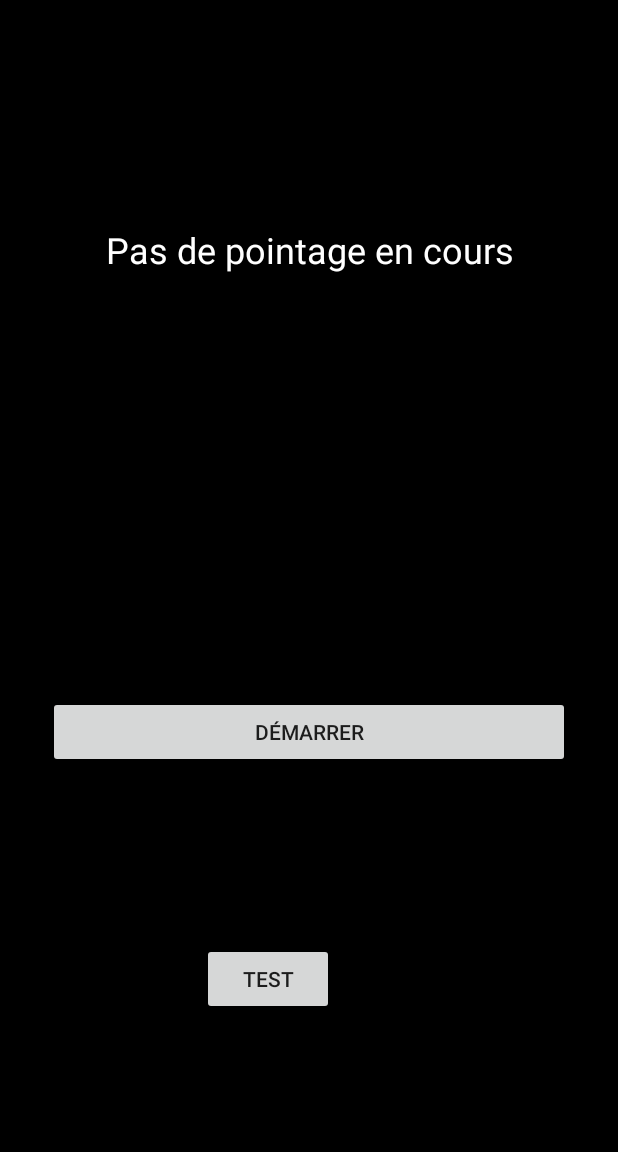
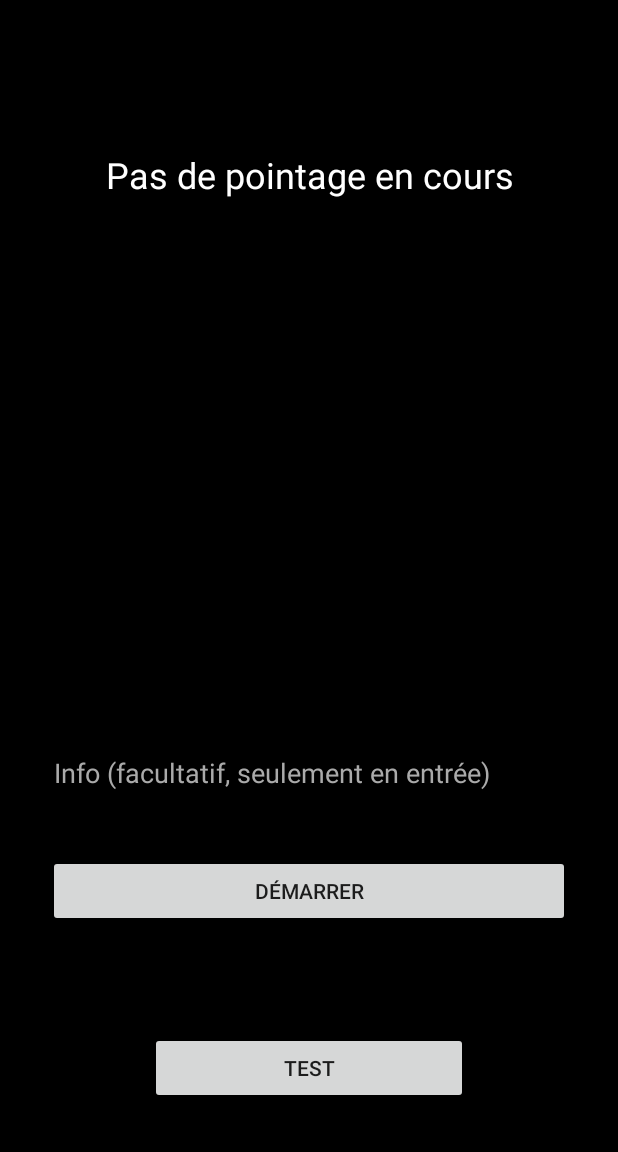
Before and after one commit to bmax152/Pointeuse, an Android app: the screen it shows after launch (MainActivity), after a tap on "DÉMARRER", on a phone screen of 412 x 824 dp, the part 84-1236 px from its top. Run offline under Robolectric (Android 15) with nearby library versions, the phone set to English and light mode, and no system bars; libraries missing offline, so code that uses them is left out: com.j256.ormlite; 3 statements that could not run were skipped.

Commit message:
Ajout champ Info

```diff
--- a/app/src/main/java/mb/solo/pointeuse/MainActivity.java
+++ b/app/src/main/java/mb/solo/pointeuse/MainActivity.java
@@ -5,6 +5,7 @@ import androidx.appcompat.app.AppCompatActivity;
 import android.os.Bundle;
 import android.util.Log;
 import android.widget.Button;
+import android.widget.EditText;
 import android.widget.TextView;
 
 import java.text.ParseException;
@@ -34,9 +35,10 @@ public class MainActivity extends BaseActivity {
             createPoint();
         });
 
+        //Pour les tests
         Button b = findViewById(R.id.btn);
         b.setOnClickListener(v ->{
-            try {
+            /*try {
                 Date date1 = myFormat.parse("02/06/2020 08:30");
                 Date date2 = myFormat.parse("04/06/2020 08:30");
                 String test = Point.formatDiff(date1, date2);
@@ -44,7 +46,8 @@ public class MainActivity extends BaseActivity {
 
             } catch (ParseException e) {
                 e.printStackTrace();
-            }
+            }*/
+            Log.i(TAG, dao.list().toString() );
 
         });
     }
@@ -54,9 +57,12 @@ public class MainActivity extends BaseActivity {
         TextView tvLast = findViewById(R.id.tvLast);
         TextView tvPoint = findViewById(R.id.tvPoint);
         Button btnPoint = findViewById(R.id.btnPoint);
+        EditText info = findViewById(R.id.edtInfo);
         if(item != null){
             tvLast.setText(R.string.tvLast_en_cour);
-            //tvPoint.setText(item.getDateEntre());
+            String date = myFormat.format(item.getDateEntre());
+            tvPoint.setText(date);
+            info.setEnabled(false);
             btnPoint.setText(R.string.btn_end_point);
         }else{
             tvLast.setText(R.string.tvLast_default);
@@ -67,27 +73,20 @@ public class MainActivity extends BaseActivity {
 
     private void createPoint(){
 
-       /* Date dateNow = Calendar.getInstance().getTime();
-        String date = myFormat.format(dateNow);
+        Date dateNow = Calendar.getInstance().getTime();
+        EditText info = findViewById(R.id.edtInfo);
         if(item == null){
-            Point point = new Point(date, "");
+            Point point = new Point(dateNow, info.getText().toString());
+            info.setText("");
+            info.setEnabled(false);
             Log.i(TAG, point.toString());
             dao.create(point);
         }else{
-            item.setDateSortie(date);
+            item.setDateSortie(dateNow);
+            info.setEnabled(true);
             Log.i(TAG, item.toString());
-
-            try {
-                Date date1 = myFormat.parse(item.getDateEntre());
-                Date date2 = myFormat.parse(item.getDateSortie());
-                long diffHour = ((date2.getTime() - date1.getTime())/(1000*60))/60;
-
-            } catch (ParseException e) {
-                e.printStackTrace();
-            }
-            //
             dao.update(item);
         }
-        showLast();*/
+        showLast();
     }
 }
--- a/app/src/main/java/mb/solo/pointeuse/model/Point.java
+++ b/app/src/main/java/mb/solo/pointeuse/model/Point.java
@@ -42,6 +42,7 @@ public class Point {
 
     public void setDateEntre(Date dateEntre) {
         this.dateEntre = dateEntre;
+        this.setTempsTravail();
     }
 
     public Date getDateSortie() {
@@ -50,14 +51,17 @@ public class Point {
 
     public void setDateSortie(Date dateSortie) {
         this.dateSortie = dateSortie;
+        this.setTempsTravail();
     }
 
     public long getTempsTravail() {
         return tempsTravail;
     }
 
-    public void setTempsTravail(long tempsTravail) {
-        this.tempsTravail = tempsTravail;
+    public void setTempsTravail() {
+        if(dateSortie.getTime() != 0 && dateEntre.getTime() != 0) { //Permet de rafraichir le tempTravail à chaque fois que l'on set un temps!
+            this.tempsTravail = this.dateSortie.getTime() - this.dateEntre.getTime();
+        }
     }
 
     public String getInfo() {
--- a/app/src/main/res/layout/activity_main.xml
+++ b/app/src/main/res/layout/activity_main.xml
@@ -13,7 +13,7 @@
         android:layout_height="wrap_content"
         android:layout_marginStart="32dp"
         android:layout_marginEnd="32dp"
-        android:layout_marginBottom="256dp"
+        android:layout_marginBottom="150dp"
         android:text="@string/btn_add_point"
         app:layout_constraintBottom_toBottomOf="parent"
         app:layout_constraintEnd_toEndOf="parent"
@@ -25,7 +25,7 @@
         android:layout_width="0dp"
         android:layout_height="wrap_content"
         android:layout_marginStart="32dp"
-        android:layout_marginTop="150dp"
+        android:layout_marginTop="100dp"
         android:layout_marginEnd="32dp"
         android:gravity="center"
         android:text="@string/tvLast_default"
@@ -51,13 +51,30 @@
 
     <Button
         android:id="@+id/btn"
-        android:layout_width="wrap_content"
+        android:layout_width="0dp"
         android:layout_height="wrap_content"
-        android:layout_marginStart="134dp"
-        android:layout_marginEnd="189dp"
-        android:layout_marginBottom="91dp"
+        android:layout_marginStart="100dp"
+        android:layout_marginEnd="100dp"
+        android:layout_marginBottom="32dp"
         android:text="test"
         app:layout_constraintBottom_toBottomOf="parent"
         app:layout_constraintEnd_toEndOf="parent"
         app:layout_constraintStart_toStartOf="parent" />
+
+    <EditText
+        android:id="@+id/edtInfo"
+        android:layout_width="0dp"
+        android:layout_height="43dp"
+        android:layout_marginStart="32dp"
+        android:layout_marginEnd="32dp"
+        android:layout_marginBottom="32dp"
+        android:ems="10"
+        android:hint="@string/edt_info_hint"
+        android:inputType="textPersonName"
+        android:textColor="@android:color/background_light"
+        android:textColorHint="@android:color/darker_gray"
+        app:layout_constraintBottom_toTopOf="@+id/btnPoint"
+        app:layout_constraintEnd_toEndOf="parent"
+        app:layout_constraintStart_toStartOf="parent" />
+
 </androidx.constraintlayout.widget.ConstraintLayout>
--- a/app/src/main/res/values/strings.xml
+++ b/app/src/main/res/values/strings.xml
@@ -4,4 +4,5 @@
     <string name="tvLast_en_cour">Dernier pointage en cours:</string>
     <string name="btn_add_point">Démarrer</string>
     <string name="btn_end_point">Arrêter</string>
+    <string name="edt_info_hint">Info (facultatif, seulement en entrée)</string>
 </resources>
```
